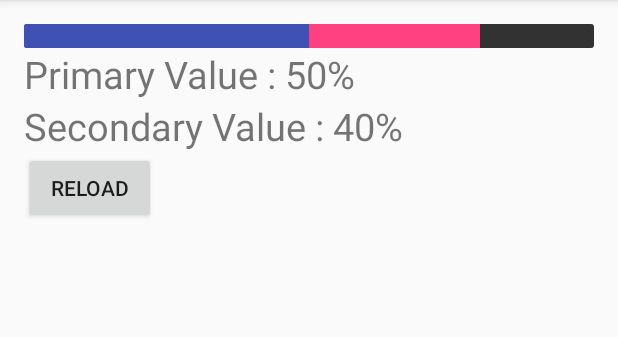
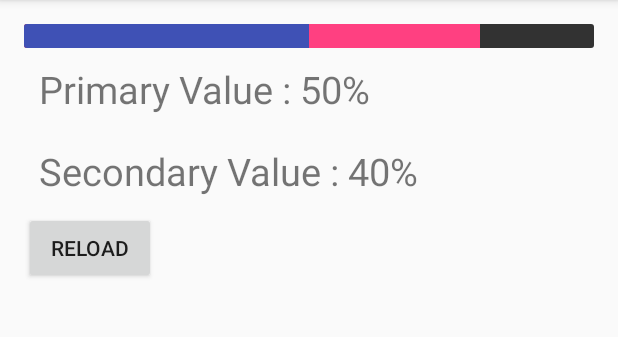
Before and after one commit to nisrulz/stackedhorizontalprogressbar, an Android app: the screen it shows after launch (MainActivity), on a phone screen of 412 x 824 dp, the part 84-421 px from its top. Run offline under Robolectric (Android 15) with nearby library versions, the phone set to English and light mode, and no system bars.

Commit message:
[*] added padding in ui elements of sample app

```diff
--- a/app/src/main/res/layout/activity_main.xml
+++ b/app/src/main/res/layout/activity_main.xml
@@ -38,6 +38,7 @@
 
 
   <TextView
+      android:padding="10dp"
       android:id="@+id/txt_primary"
       android:layout_width="match_parent"
       android:layout_height="wrap_content"
@@ -46,6 +47,7 @@
       tools:text="Primary Value : 70%"
       />
   <TextView
+      android:padding="10dp"
       android:id="@+id/txt_secondary"
       android:layout_width="match_parent"
       android:layout_height="wrap_content"
@@ -54,6 +56,7 @@
       tools:text="Secondary Value : 50%"
       />
   <Button
+      android:padding="10dp"
       android:id="@+id/btn_reload"
       android:layout_width="wrap_content"
       android:layout_height="wrap_content"
```
